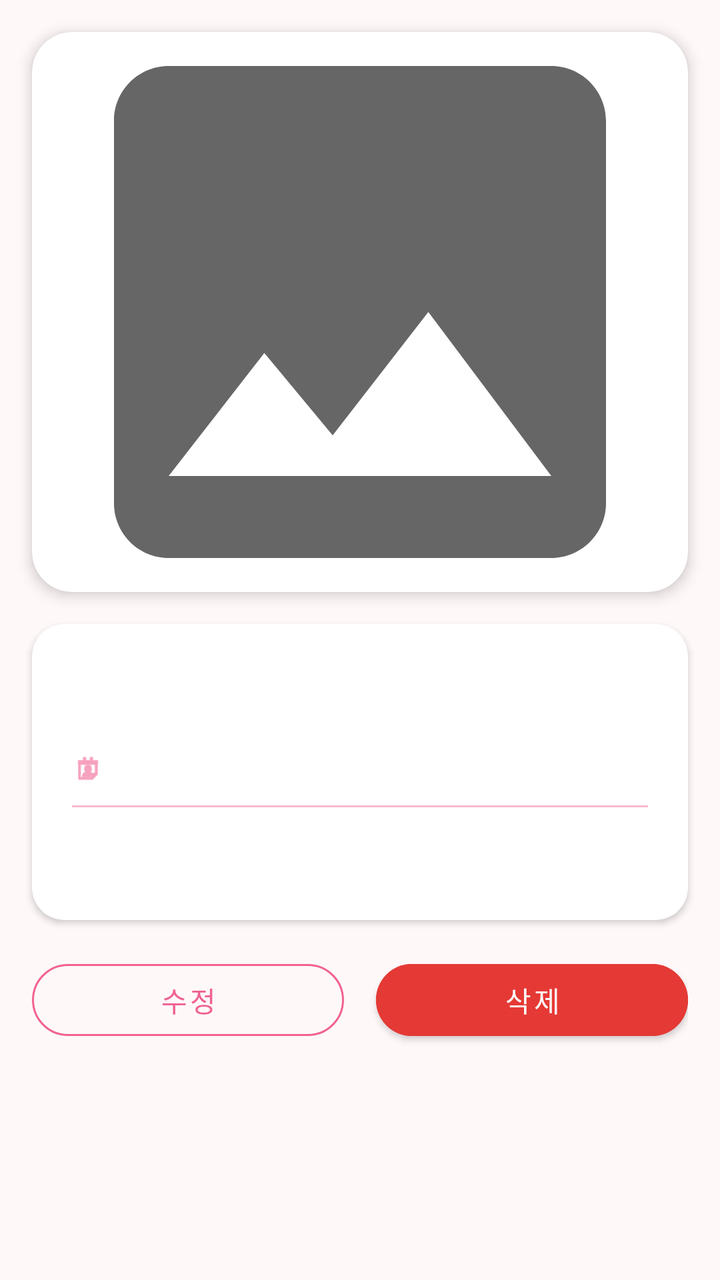
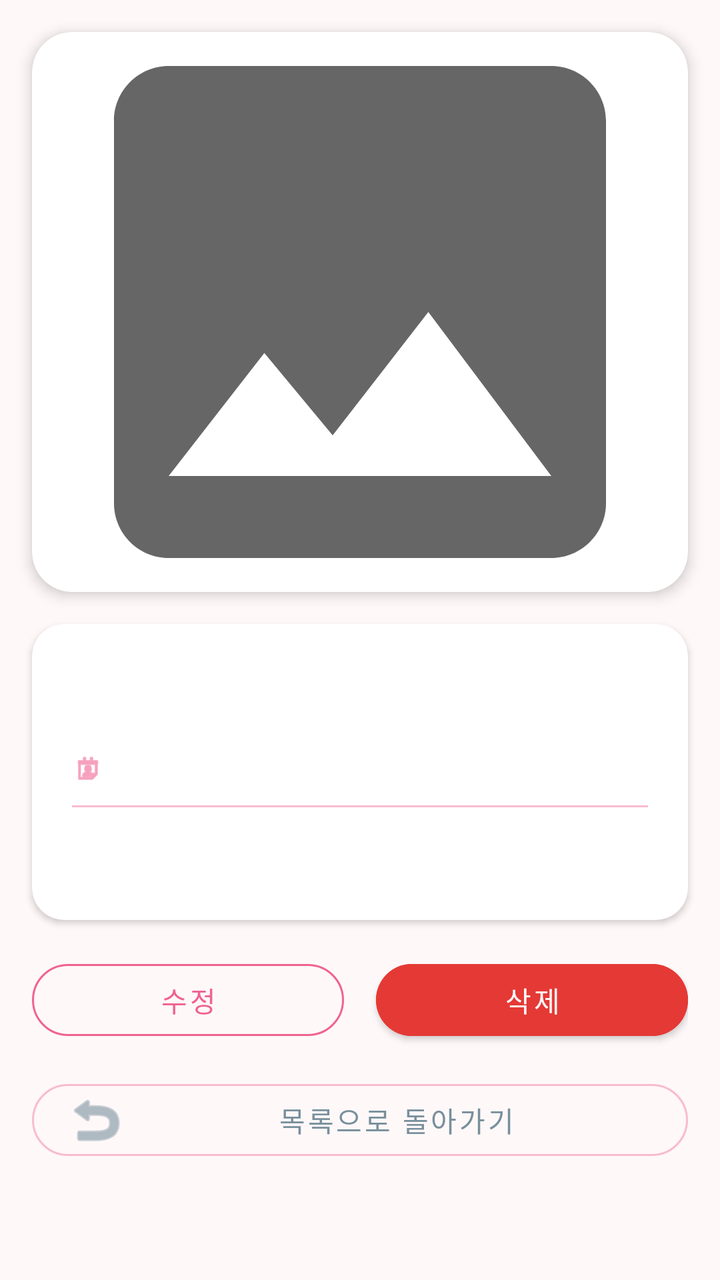

Compare the two renders of this Android layout. The source of the first and the diff that turns it into the second are given below.
<!-- AndroidManifest.xml: application theme Theme.WebPrograming -->
<!-- res/layout/fragment_detail.xml -->
<?xml version="1.0" encoding="utf-8"?>
<FrameLayout xmlns:android="http://schemas.android.com/apk/res/android"
    xmlns:app="http://schemas.android.com/apk/res-auto"
    android:layout_width="match_parent"
    android:layout_height="match_parent"
    android:background="@color/background">

    <ScrollView
        android:layout_width="match_parent"
        android:layout_height="match_parent">

        <LinearLayout
            android:layout_width="match_parent"
            android:layout_height="wrap_content"
            android:orientation="vertical">

            <com.google.android.material.card.MaterialCardView
                android:layout_width="match_parent"
                android:layout_height="280dp"
                android:layout_margin="16dp"
                app:cardCornerRadius="20dp"
                app:cardElevation="4dp">

                <ImageView
                    android:id="@+id/ivDetailPhoto"
                    android:layout_width="match_parent"
                    android:layout_height="match_parent"
                    android:scaleType="centerCrop"
                    android:src="@drawable/ic_placeholder"
                    android:contentDescription="여행 사진" />

            </com.google.android.material.card.MaterialCardView>

            <com.google.android.material.card.MaterialCardView
                android:layout_width="match_parent"
                android:layout_height="wrap_content"
                android:layout_marginHorizontal="16dp"
                android:layout_marginBottom="16dp"
                app:cardCornerRadius="16dp"
                app:cardElevation="2dp"
                app:cardBackgroundColor="@color/white">

                <LinearLayout
                    android:layout_width="match_parent"
                    android:layout_height="wrap_content"
                    android:orientation="vertical"
                    android:padding="20dp">

                    <TextView
                        android:id="@+id/tvDetailTitle"
                        android:layout_width="match_parent"
                        android:layout_height="wrap_content"
                        android:layout_marginBottom="10dp"
                        android:textSize="24sp"
                        android:textStyle="bold"
                        android:textColor="@color/on_surface" />

                    <LinearLayout
                        android:layout_width="match_parent"
                        android:layout_height="wrap_content"
                        android:orientation="horizontal"
                        android:layout_marginBottom="8dp"
                        android:gravity="center_vertical">

                        <ImageView
                            android:layout_width="16dp"
                            android:layout_height="16dp"
                            android:src="@android:drawable/ic_menu_my_calendar"
                            android:contentDescription="날짜"
                            android:layout_marginEnd="8dp"
                            android:tint="@color/primary" />

                        <TextView
                            android:id="@+id/tvDetailDate"
                            android:layout_width="wrap_content"
                            android:layout_height="wrap_content"
                            android:textSize="15sp"
                            android:textColor="@color/primary" />

                    </LinearLayout>

                    <LinearLayout
                        android:id="@+id/layoutLocation"
                        android:layout_width="match_parent"
                        android:layout_height="wrap_content"
                        android:orientation="horizontal"
                        android:layout_marginBottom="16dp"
                        android:gravity="center_vertical"
                        android:visibility="gone">

                        <ImageView
                            android:layout_width="16dp"
                            android:layout_height="16dp"
                            android:src="@android:drawable/ic_menu_mapmode"
                            android:contentDescription="위치"
                            android:layout_marginEnd="8dp"
                            android:tint="@color/secondary" />

                        <TextView
                            android:id="@+id/tvDetailLocation"
                            android:layout_width="wrap_content"
                            android:layout_height="wrap_content"
                            android:textSize="13sp"
                            android:textColor="@color/text_secondary" />

                    </LinearLayout>

                    <View
                        android:layout_width="match_parent"
                        android:layout_height="1dp"
                        android:background="@color/divider"
                        android:layout_marginBottom="16dp" />

                    <TextView
                        android:id="@+id/tvDetailMemo"
                        android:layout_width="match_parent"
                        android:layout_height="wrap_content"
                        android:textSize="15sp"
                        android:lineSpacingMultiplier="1.5"
                        android:textColor="@color/on_surface" />

                </LinearLayout>

            </com.google.android.material.card.MaterialCardView>

            <LinearLayout
                android:layout_width="match_parent"
                android:layout_height="wrap_content"
                android:orientation="horizontal"
                android:paddingHorizontal="16dp"
                android:paddingBottom="24dp">

                <com.google.android.material.button.MaterialButton
                    android:id="@+id/btnEdit"
                    android:layout_width="0dp"
                    android:layout_height="48dp"
                    android:layout_weight="1"
                    android:layout_marginEnd="8dp"
                    android:text="수정"
                    android:textColor="@color/primary"
                    app:strokeColor="@color/primary"
                    app:cornerRadius="24dp"
                    style="@style/Widget.MaterialComponents.Button.OutlinedButton" />

                <com.google.android.material.button.MaterialButton
                    android:id="@+id/btnDelete"
                    android:layout_width="0dp"
                    android:layout_height="48dp"
                    android:layout_weight="1"
                    android:layout_marginStart="8dp"
                    android:text="삭제"
                    android:backgroundTint="@color/error"
                    app:cornerRadius="24dp" />

            </LinearLayout>

        </LinearLayout>
    </ScrollView>

    <ProgressBar
        android:id="@+id/progressBarDetail"
        android:layout_width="wrap_content"
        android:layout_height="wrap_content"
        android:layout_gravity="center"
        android:visibility="gone" />

</FrameLayout>
<!-- resources referenced by this layout -->
<resources>
  <color name="background">#FFF8F9</color>
  <color name="divider">#F8BBD0</color>
  <color name="error">#E53935</color>
  <color name="on_surface">#37474F</color>
  <color name="primary">#F06292</color>
  <color name="secondary">#F48FB1</color>
  <color name="text_secondary">#78909C</color>
  <color name="white">#FFFFFF</color>
  <!-- drawable ic_placeholder (drawable) -->
  <?xml version="1.0" encoding="utf-8"?>
  <vector xmlns:android="http://schemas.android.com/apk/res/android"
      android:width="48dp"
      android:height="48dp"
      android:viewportWidth="24"
      android:viewportHeight="24"
      android:tint="?attr/colorControlNormal">
  
      <path
          android:fillColor="#CCCCCC"
          android:pathData="M21,19V5c0,-1.1 -0.9,-2 -2,-2H5c-1.1,0 -2,0.9 -2,2v14c0,1.1 0.9,2 2,2h14c1.1,0 2,-0.9 2,-2zM8.5,13.5l2.5,3.01L14.5,12l4.5,6H5l3.5,-4.5z" />
  
  </vector>
  <style name="Theme.WebPrograming" parent="Theme.MaterialComponents.Light.NoActionBar">
          <item name="colorPrimary">@color/primary</item>
          <item name="colorPrimaryDark">@color/primary_dark</item>
          <item name="colorPrimaryVariant">@color/primary_dark</item>
          <item name="colorOnPrimary">@color/white</item>
          <item name="colorSecondary">@color/secondary</item>
          <item name="colorSecondaryVariant">@color/secondary_dark</item>
          <item name="colorOnSecondary">@color/white</item>
          <item name="android:colorBackground">@color/background</item>
          <item name="colorSurface">@color/surface</item>
          <item name="colorOnSurface">@color/on_surface</item>
          <item name="colorError">@color/error</item>
          <item name="android:statusBarColor">@color/primary</item>
      </style>
  <color name="primary_dark">#E91E63</color>
  <color name="secondary_dark">#EC407A</color>
  <color name="surface">#FFFFFF</color>
</resources>

<!-- the commit's change to res/layout/fragment_detail.xml (unified diff, before → after) -->
@@ -128,7 +128,7 @@
                 android:layout_height="wrap_content"
                 android:orientation="horizontal"
                 android:paddingHorizontal="16dp"
-                android:paddingBottom="24dp">
+                android:paddingBottom="12dp">
 
                 <com.google.android.material.button.MaterialButton
                     android:id="@+id/btnEdit"
@@ -154,6 +154,20 @@
 
             </LinearLayout>
 
+            <com.google.android.material.button.MaterialButton
+                android:id="@+id/btnBack"
+                android:layout_width="match_parent"
+                android:layout_height="48dp"
+                android:layout_marginHorizontal="16dp"
+                android:layout_marginBottom="24dp"
+                android:text="목록으로 돌아가기"
+                android:textColor="@color/text_secondary"
+                app:icon="@android:drawable/ic_menu_revert"
+                app:iconTint="@color/text_secondary"
+                app:strokeColor="@color/divider"
+                app:cornerRadius="24dp"
+                style="@style/Widget.MaterialComponents.Button.OutlinedButton" />
+
         </LinearLayout>
     </ScrollView>
 
